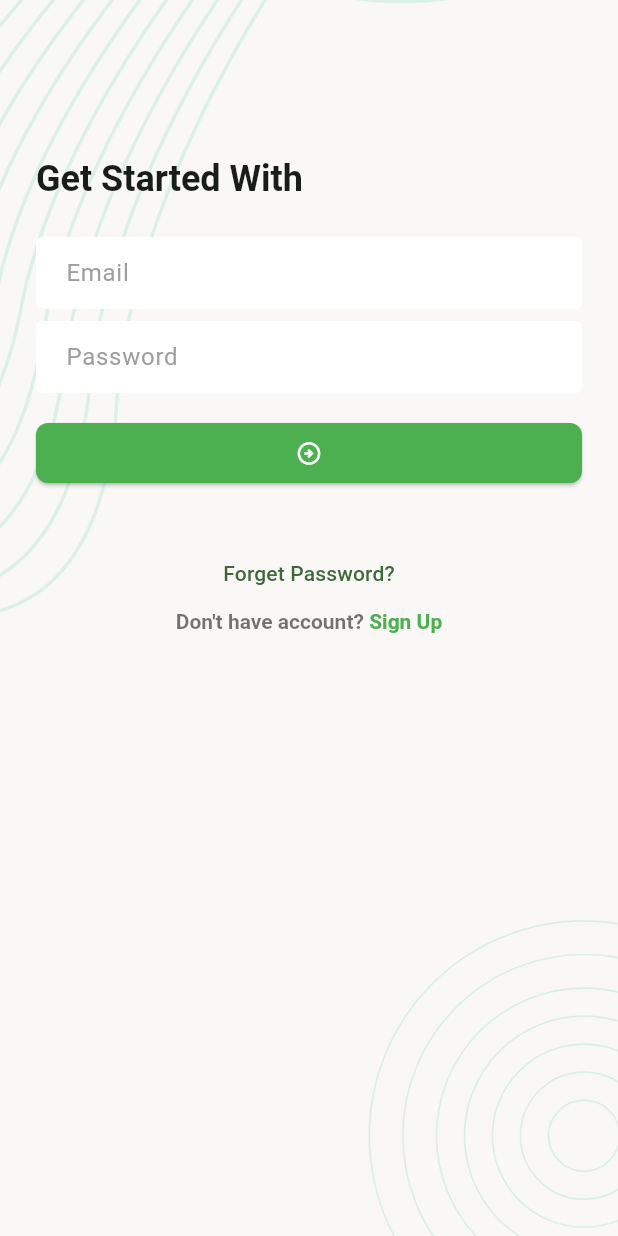
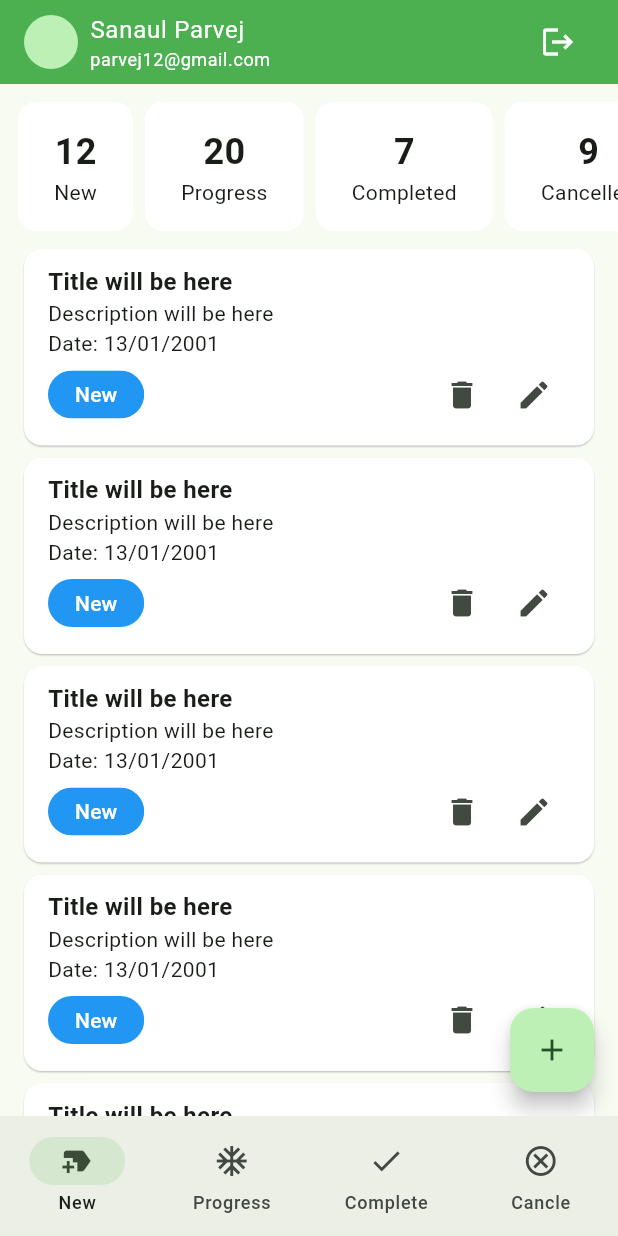
Before and after one commit to SanaulParvej/task_manager, a Flutter app: the screen it shows after launch, after a tap on the "arrow circle right" icon, on a phone screen of 412 x 824 dp. Run offline on Flutter 3.47's test engine with Material 3 defaults, Android fonts, the phone set to English and light mode, and no system bars; our stand-ins replace flutter_svg, pin_code_fields.

Commit message:
new update

```diff
--- a/lib/ui/screens/login_screen.dart
+++ b/lib/ui/screens/login_screen.dart
@@ -1,6 +1,7 @@
 import 'package:flutter/gestures.dart';
 import 'package:flutter/material.dart';
 import 'package:task_manager/ui/screens/forget_password_verify_email_screen.dart';
+import 'package:task_manager/ui/screens/main_bottom_nav_screen.dart';
 import 'package:task_manager/ui/screens/register_screen.dart';
 import 'package:task_manager/ui/widgets/screen_background.dart';
 
@@ -53,7 +54,7 @@ class _LoginScreenState extends State<LoginScreen> {
                 ),
                 const SizedBox(height: 16),
                 ElevatedButton(
-                    onPressed: () {},
+                    onPressed: _onTapSingInButton,
                     child: const Icon(Icons.arrow_circle_right_outlined)),
                 const SizedBox(height: 32),
                 Center(
@@ -93,6 +94,16 @@ class _LoginScreenState extends State<LoginScreen> {
       ),
     );
   }
+  void _onTapSingInButton(){
+    Navigator.pushAndRemoveUntil(
+      context,
+      MaterialPageRoute(
+        builder: (context) => const MainBottomNavScreen(),
+      ),
+        (predicate) => false,
+    );
+  }
+
 
   void _onTapForgetPasswordButton() {
     Navigator.push(
--- /dev/null
+++ b/lib/ui/screens/main_bottom_nav_screen.dart
@@ -0,0 +1,57 @@
+import 'package:flutter/material.dart';
+import 'package:task_manager/ui/screens/new_task_screen.dart';
+import 'package:task_manager/ui/screens/progress_task_screen.dart';
+
+import '../widgets/tm_app_bar.dart';
+
+class MainBottomNavScreen extends StatefulWidget {
+  const MainBottomNavScreen({super.key});
+
+  @override
+  State<MainBottomNavScreen> createState() => _MainBottomNavScreenState();
+}
+
+class _MainBottomNavScreenState extends State<MainBottomNavScreen> {
+  int _selectedIndex = 0;
+
+  final List<Widget> _screens =[
+    NewTaskScreen(),
+    ProgressTaskScreen(),
+    NewTaskScreen(),
+    NewTaskScreen(),
+  ];
+
+  @override
+  Widget build(BuildContext context) {
+
+    return Scaffold(
+      appBar: const TMAppBar(),
+      body: _screens[_selectedIndex],
+      bottomNavigationBar: NavigationBar(
+        selectedIndex: _selectedIndex,
+        onDestinationSelected: (index) {
+          _selectedIndex = index;
+          setState(() {});
+        },
+        destinations: const [
+          NavigationDestination(
+            icon: Icon(Icons.new_label),
+            label: 'New',
+          ),
+          NavigationDestination(
+            icon: Icon(Icons.ac_unit_sharp),
+            label: 'Progress',
+          ),
+          NavigationDestination(
+            icon: Icon(Icons.done),
+            label: 'Complete',
+          ),
+          NavigationDestination(
+            icon: Icon(Icons.cancel_outlined),
+            label: 'Cancle',
+          ),
+        ],
+      ),
+    );
+  }
+}
--- /dev/null
+++ b/lib/ui/screens/new_task_screen.dart
@@ -0,0 +1,68 @@
+import 'package:flutter/material.dart';
+
+import '../widgets/summary_card.dart';
+import '../widgets/task_card.dart';
+
+class NewTaskScreen extends StatefulWidget {
+  const NewTaskScreen({super.key});
+
+  @override
+  State<NewTaskScreen> createState() => _NewTaskScreenState();
+}
+
+class _NewTaskScreenState extends State<NewTaskScreen> {
+  @override
+  Widget build(BuildContext context) {
+    return Scaffold(
+      body: SingleChildScrollView(
+        child: Column(
+          children: [
+            buildSummerySection(),
+            ListView.separated(
+              itemCount: 6,
+              primary: false,
+              shrinkWrap: true,
+              itemBuilder: (context, index) {
+                return TaskCard();
+              },
+              separatorBuilder: (context, index) => SizedBox(height: 8),
+            )
+          ],
+        ),
+      ),
+      floatingActionButton: FloatingActionButton(
+        onPressed: () {},
+        child: Icon(Icons.add),
+      ),
+    );
+  }
+
+  Widget buildSummerySection() {
+    return SingleChildScrollView(
+      scrollDirection: Axis.horizontal,
+      child: Padding(
+        padding: const EdgeInsets.all(8.0),
+        child: Row(
+          children: [
+            SummaryCard(
+              tittle: 'New',
+              count: 12,
+            ),
+            SummaryCard(
+              tittle: 'Progress',
+              count: 20,
+            ),
+            SummaryCard(
+              tittle: 'Completed',
+              count: 7,
+            ),
+            SummaryCard(
+              tittle: 'Cancelled',
+              count: 9,
+            ),
+          ],
+        ),
+      ),
+    );
+  }
+}
--- /dev/null
+++ b/lib/ui/screens/progress_task_screen.dart
@@ -0,0 +1,24 @@
+import 'package:flutter/material.dart';
+import '../widgets/task_card.dart';
+
+class ProgressTaskScreen extends StatefulWidget {
+  const ProgressTaskScreen({super.key});
+
+  @override
+  State<ProgressTaskScreen> createState() => _ProgressTaskScreenState();
+}
+
+class _ProgressTaskScreenState extends State<ProgressTaskScreen> {
+  @override
+  Widget build(BuildContext context) {
+    return Scaffold(
+      body: ListView.separated(
+        itemCount: 6,
+        itemBuilder: (context, index) {
+          return TaskCard();
+        },
+        separatorBuilder: (context, index) => SizedBox(height: 8),
+      ),
+    );
+  }
+}
--- /dev/null
+++ b/lib/ui/widgets/summary_card.dart
@@ -0,0 +1,32 @@
+import 'package:flutter/material.dart';
+
+class SummaryCard extends StatelessWidget {
+  const SummaryCard({
+    super.key,
+    required this.tittle,
+    required this.count,
+  });
+
+  final String tittle;
+  final int count;
+
+  @override
+  Widget build(BuildContext context) {
+    return Card(
+      elevation: 0,
+      color: Colors.white,
+      child: Padding(
+        padding: const EdgeInsets.symmetric(horizontal: 24, vertical: 16),
+        child: Column(
+          children: [
+            Text(
+              '$count',
+              style: const TextStyle(fontWeight: FontWeight.bold, fontSize: 24),
+            ),
+            Text(tittle),
+          ],
+        ),
+      ),
+    );
+  }
+}
--- /dev/null
+++ b/lib/ui/widgets/task_card.dart
@@ -0,0 +1,49 @@
+import 'package:flutter/material.dart';
+
+class TaskCard extends StatelessWidget {
+  const TaskCard({
+    super.key,
+  });
+
+  @override
+  Widget build(BuildContext context) {
+    return Card(
+      elevation: 0.5,
+      color: Colors.white,
+      margin: EdgeInsets.symmetric(horizontal: 16),
+      child: Padding(
+        padding: const EdgeInsets.symmetric(horizontal: 16, vertical: 10),
+        child: Column(
+          crossAxisAlignment: CrossAxisAlignment.start,
+          children: [
+            Text(
+              'Title will be here',
+              style: TextStyle(fontSize: 16, fontWeight: FontWeight.w600),
+            ),
+            Text('Description will be here'),
+            Text('Date: 13/01/2001'),
+            Row(
+              children: [
+                Chip(
+                  label: Text(
+                    'New',
+                    style: TextStyle(color: Colors.white),
+                  ),
+                  padding: EdgeInsets.symmetric(horizontal: 10),
+                  shape: RoundedRectangleBorder(
+                    borderRadius: BorderRadius.circular(40),
+                  ),
+                  backgroundColor: Colors.blue,
+                  side: BorderSide.none,
+                ),
+                Spacer(),
+                IconButton(onPressed: () {}, icon: Icon(Icons.delete)),
+                IconButton(onPressed: () {}, icon: Icon(Icons.edit)),
+              ],
+            )
+          ],
+        ),
+      ),
+    );
+  }
+}
--- /dev/null
+++ b/lib/ui/widgets/tm_app_bar.dart
@@ -0,0 +1,47 @@
+import 'package:flutter/material.dart';
+
+class TMAppBar extends StatelessWidget implements PreferredSizeWidget {
+  const TMAppBar({
+    super.key,
+  });
+
+  @override
+  Widget build(BuildContext context) {
+    TextTheme textTheme = Theme.of(context).textTheme;
+
+    return AppBar(
+      backgroundColor: Colors.green,
+      title: Row(
+        children: [
+          CircleAvatar(
+            radius: 18,
+          ),
+          const SizedBox(
+            width: 8,
+          ),
+          Expanded(
+            child: Column(
+              crossAxisAlignment: CrossAxisAlignment.start,
+              children: [
+                Text(
+                  'Sanaul Parvej',
+                  style: textTheme.bodyLarge?.copyWith(color: Colors.white),
+                ),
+                Text(
+                  'parvej12@gmail.com',
+                  style: textTheme.bodySmall?.copyWith(color: Colors.white),
+                )
+              ],
+            ),
+          ),
+          IconButton(
+              onPressed: () {}, icon: Icon(Icons.logout, color: Colors.white))
+        ],
+      ),
+    );
+  }
+
+  @override
+  // TODO: implement preferredSize
+  Size get preferredSize => Size.fromHeight(kToolbarHeight);
+}
```
